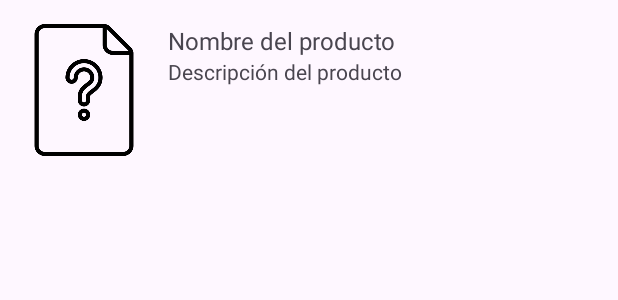
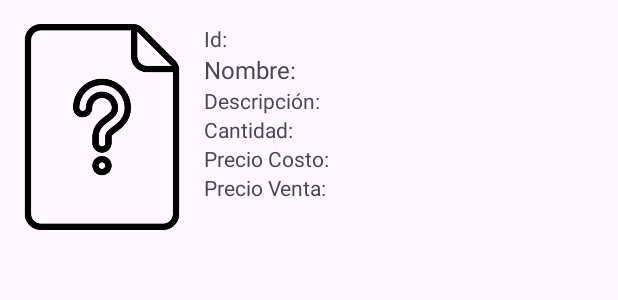
Before and after one commit to EstebanCortina/ExamenSegundaParcialPMoviles, an Android app: the layout list_item_custom.xml on its own in the app's theme, with its tools: preview values and no code run, on a phone screen of 412 x 824 dp. Shown: the top 300 px of the screen. Run offline under Robolectric (Android 15) with nearby library versions, the phone set to English and light mode, and no system bars.

Commit message:
Add text views to item list

```diff
--- a/app/src/main/java/com/example/examensegundaparcial/CustomListAdapter.kt
+++ b/app/src/main/java/com/example/examensegundaparcial/CustomListAdapter.kt
@@ -5,6 +5,7 @@ import android.view.LayoutInflater
 import android.view.View
 import android.view.ViewGroup
 import android.widget.ArrayAdapter
+import android.widget.EditText
 import android.widget.ImageView
 import android.widget.TextView
 import com.bumptech.glide.Glide
@@ -17,13 +18,21 @@ class CustomListAdapter(context: Context, resource: Int, items: List<Producto>)
         val view = inflater.inflate(R.layout.list_item_custom, parent, false)
 
         val imageView = view.findViewById<ImageView>(R.id.imageView)
+        val id = view.findViewById<TextView>(R.id.etId)
         val nombreTextView = view.findViewById<TextView>(R.id.nombreTextView)
         val descripcionTextView = view.findViewById<TextView>(R.id.descripcionTextView)
+        val cantidad = view.findViewById<TextView>(R.id.etListCantidad)
+        val precioCosto = view.findViewById<TextView>(R.id.etListPrecioCosto)
+        val precioVenta = view.findViewById<TextView>(R.id.etListPrecioVenta)
 
         val producto = getItem(position)
-        nombreTextView.text = producto?.nombre
-        descripcionTextView.text = producto?.descripcion
 
+        id.text = "Id: ${producto?.id.toString()}"
+        nombreTextView.text = "Nombre: ${producto?.nombre}"
+        descripcionTextView.text = "Descripcion: ${producto?.descripcion}"
+        cantidad.text = "Cantidad: ${producto?.cantidad.toString()}"
+        precioCosto.text = "Precio Costo: $${producto?.precioCosto.toString()}"
+        precioVenta.text = "Precio Venta: $${producto?.precioVenta.toString()}"
         val imageUrl = producto?.url
 
         Glide.with(context)
--- a/app/src/main/res/layout/list_item_custom.xml
+++ b/app/src/main/res/layout/list_item_custom.xml
@@ -12,8 +12,8 @@
 
         <ImageView
             android:id="@+id/imageView"
-            android:layout_width="80dp"
-            android:layout_height="88dp"
+            android:layout_width="104dp"
+            android:layout_height="137dp"
             android:scaleType="centerCrop"
             android:src="@drawable/placeholder_image" />
 
@@ -25,20 +25,42 @@
             android:paddingStart="16dp">
 
             <TextView
+                android:id="@+id/etId"
+                android:layout_width="match_parent"
+                android:layout_height="wrap_content"
+                android:text="Id: " />
+
+            <TextView
                 android:id="@+id/nombreTextView"
                 android:layout_width="wrap_content"
                 android:layout_height="wrap_content"
-                android:text="Nombre del producto"
+                android:text="Nombre: "
                 android:textSize="16sp" />
 
             <TextView
                 android:id="@+id/descripcionTextView"
                 android:layout_width="wrap_content"
                 android:layout_height="wrap_content"
-                android:text="Descripción del producto"
+                android:text="Descripción: "
                 android:textSize="14sp" />
 
-            <!-- Agrega vistas adicionales aquí, como precio, cantidad, etc. -->
+            <TextView
+                android:id="@+id/etListCantidad"
+                android:layout_width="match_parent"
+                android:layout_height="wrap_content"
+                android:text="Cantidad: " />
+
+            <TextView
+                android:id="@+id/etListPrecioCosto"
+                android:layout_width="match_parent"
+                android:layout_height="wrap_content"
+                android:text="Precio Costo: " />
+
+            <TextView
+                android:id="@+id/etListPrecioVenta"
+                android:layout_width="match_parent"
+                android:layout_height="wrap_content"
+                android:text="Precio Venta: " />
 
         </LinearLayout>
     </LinearLayout>
```
